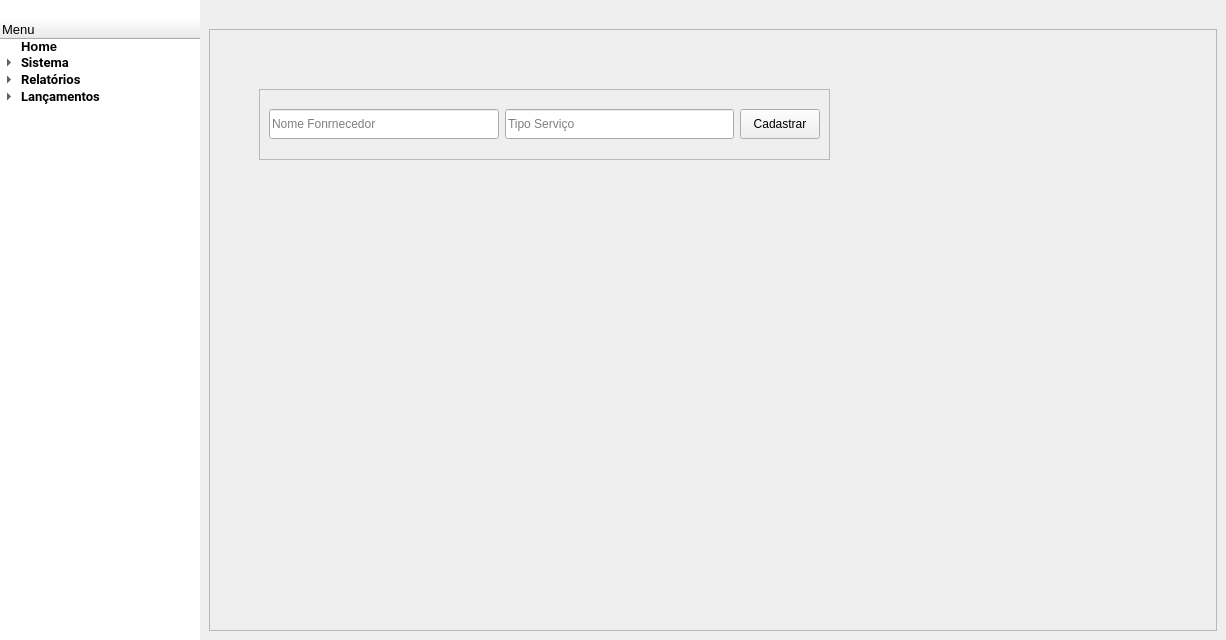
Old version of the form main.ui in the repository JadersonSousa/nazContas.
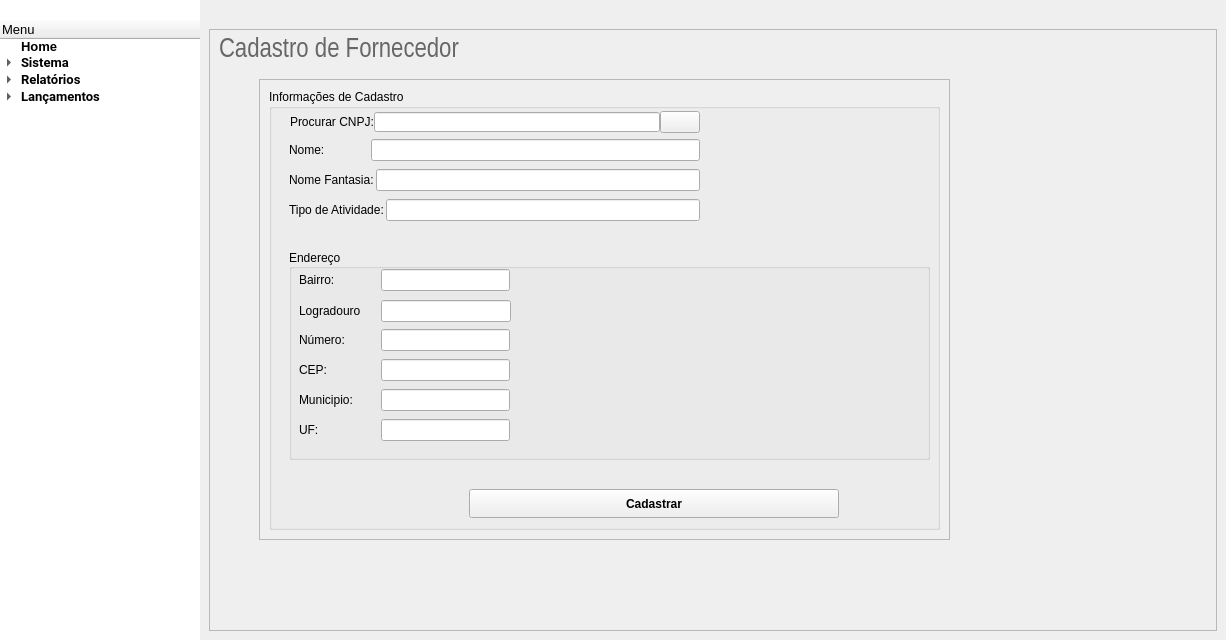
New version of the form. The open tabs and pages were chosen to show the change. Icons and pictures are not drawn.

```diff
--- a/main.ui
+++ b/main.ui
@@ -979,9 +979,9 @@
               <property name="geometry">
                <rect>
                 <x>50</x>
-                <y>60</y>
-                <width>571</width>
-                <height>71</height>
+                <y>50</y>
+                <width>691</width>
+                <height>461</height>
                </rect>
               </property>
               <property name="frameShape">
@@ -992,46 +992,436 @@
               </property>
               <layout class="QHBoxLayout" name="horizontalLayout_7">
                <item>
-                <widget class="QLineEdit" name="lineEdit_2">
-                 <property name="maximumSize">
-                  <size>
-                   <width>16777215</width>
-                   <height>30</height>
-                  </size>
+                <widget class="QGroupBox" name="groupBox_2">
+                 <property name="title">
+                  <string>Informações de Cadastro</string>
                  </property>
-                 <property name="placeholderText">
-                  <string>Nome Fonrnecedor</string>
+                 <property name="flat">
+                  <bool>true</bool>
                  </property>
-                </widget>
-               </item>
-               <item>
-                <widget class="QLineEdit" name="lineEdit">
-                 <property name="maximumSize">
-                  <size>
-                   <width>16777215</width>
-                   <height>30</height>
-                  </size>
-                 </property>
-                 <property name="placeholderText">
-                  <string>Tipo Serviço</string>
-                 </property>
-                </widget>
-               </item>
-               <item>
-                <widget class="QPushButton" name="pushButton_2">
-                 <property name="maximumSize">
-                  <size>
-                   <width>16777215</width>
-                   <height>30</height>
-                  </size>
-                 </property>
-                 <property name="text">
-                  <string>Cadastrar</string>
-                 </property>
+                 <widget class="QPushButton" name="btnCadastroFrn">
+                  <property name="geometry">
+                   <rect>
+                    <x>200</x>
+                    <y>400</y>
+                    <width>370</width>
+                    <height>29</height>
+                   </rect>
+                  </property>
+                  <property name="font">
+                   <font>
+                    <weight>75</weight>
+                    <bold>true</bold>
+                   </font>
+                  </property>
+                  <property name="cursor">
+                   <cursorShape>PointingHandCursor</cursorShape>
+                  </property>
+                  <property name="text">
+                   <string>Cadastrar</string>
+                  </property>
+                 </widget>
+                 <widget class="QGroupBox" name="groupBox_3">
+                  <property name="geometry">
+                   <rect>
+                    <x>20</x>
+                    <y>160</y>
+                    <width>641</width>
+                    <height>211</height>
+                   </rect>
+                  </property>
+                  <property name="font">
+                   <font>
+                    <weight>50</weight>
+                    <bold>false</bold>
+                   </font>
+                  </property>
+                  <property name="title">
+                   <string>Endereço</string>
+                  </property>
+                  <property name="alignment">
+                   <set>Qt::AlignLeading|Qt::AlignLeft|Qt::AlignVCenter</set>
+                  </property>
+                  <property name="flat">
+                   <bool>false</bool>
+                  </property>
+                  <property name="checkable">
+                   <bool>false</bool>
+                  </property>
+                  <widget class="QWidget" name="layoutWidget">
+                   <property name="geometry">
+                    <rect>
+                     <x>10</x>
+                     <y>20</y>
+                     <width>211</width>
+                     <height>22</height>
+                    </rect>
+                   </property>
+                   <layout class="QHBoxLayout" name="horizontalLayout_22">
+                    <property name="spacing">
+                     <number>2</number>
+                    </property>
+                    <item>
+                     <widget class="QLabel" name="label_19">
+                      <property name="minimumSize">
+                       <size>
+                        <width>80</width>
+                        <height>0</height>
+                       </size>
+                      </property>
+                      <property name="text">
+                       <string>Bairro:</string>
+                      </property>
+                     </widget>
+                    </item>
+                    <item>
+                     <widget class="QLineEdit" name="input_bairro_fornecedor"/>
+                    </item>
+                   </layout>
+                  </widget>
+                  <widget class="QWidget" name="layoutWidget">
+                   <property name="geometry">
+                    <rect>
+                     <x>10</x>
+                     <y>50</y>
+                     <width>212</width>
+                     <height>24</height>
+                    </rect>
+                   </property>
+                   <layout class="QHBoxLayout" name="horizontalLayout_23">
+                    <property name="spacing">
+                     <number>2</number>
+                    </property>
+                    <item>
+                     <widget class="QLabel" name="label_20">
+                      <property name="minimumSize">
+                       <size>
+                        <width>80</width>
+                        <height>0</height>
+                       </size>
+                      </property>
+                      <property name="text">
+                       <string>Logradouro</string>
+                      </property>
+                     </widget>
+                    </item>
+                    <item>
+                     <widget class="QLineEdit" name="input_logradouro_forncedor"/>
+                    </item>
+                   </layout>
+                  </widget>
+                  <widget class="QWidget" name="layoutWidget">
+                   <property name="geometry">
+                    <rect>
+                     <x>10</x>
+                     <y>80</y>
+                     <width>211</width>
+                     <height>22</height>
+                    </rect>
+                   </property>
+                   <layout class="QHBoxLayout" name="horizontalLayout_21">
+                    <property name="spacing">
+                     <number>2</number>
+                    </property>
+                    <item>
+                     <widget class="QLabel" name="label_18">
+                      <property name="minimumSize">
+                       <size>
+                        <width>80</width>
+                        <height>0</height>
+                       </size>
+                      </property>
+                      <property name="text">
+                       <string>Número:</string>
+                      </property>
+                     </widget>
+                    </item>
+                    <item>
+                     <widget class="QLineEdit" name="input_num_fornecedor"/>
+                    </item>
+                   </layout>
+                  </widget>
+                  <widget class="QWidget" name="layoutWidget">
+                   <property name="geometry">
+                    <rect>
+                     <x>10</x>
+                     <y>110</y>
+                     <width>211</width>
+                     <height>22</height>
+                    </rect>
+                   </property>
+                   <layout class="QHBoxLayout" name="horizontalLayout_20">
+                    <property name="spacing">
+                     <number>2</number>
+                    </property>
+                    <item>
+                     <widget class="QLabel" name="label_17">
+                      <property name="minimumSize">
+                       <size>
+                        <width>80</width>
+                        <height>0</height>
+                       </size>
+                      </property>
+                      <property name="text">
+                       <string>CEP:</string>
+                      </property>
+                     </widget>
+                    </item>
+                    <item>
+                     <widget class="QLineEdit" name="input_cep_fornecedor"/>
+                    </item>
+                   </layout>
+                  </widget>
+                  <widget class="QWidget" name="layoutWidget">
+                   <property name="geometry">
+                    <rect>
+                     <x>10</x>
+                     <y>140</y>
+                     <width>211</width>
+                     <height>22</height>
+                    </rect>
+                   </property>
+                   <layout class="QHBoxLayout" name="horizontalLayout_24">
+                    <property name="spacing">
+                     <number>2</number>
+                    </property>
+                    <item>
+                     <widget class="QLabel" name="label_21">
+                      <property name="minimumSize">
+                       <size>
+                        <width>80</width>
+                        <height>0</height>
+                       </size>
+                      </property>
+                      <property name="text">
+                       <string>Municipio:</string>
+                      </property>
+                     </widget>
+                    </item>
+                    <item>
+                     <widget class="QLineEdit" name="input_munic_fornecedor"/>
+                    </item>
+                   </layout>
+                  </widget>
+                  <widget class="QWidget" name="layoutWidget">
+                   <property name="geometry">
+                    <rect>
+                     <x>10</x>
+                     <y>170</y>
+                     <width>211</width>
+                     <height>22</height>
+                    </rect>
+                   </property>
+                   <layout class="QHBoxLayout" name="horizontalLayout_25">
+                    <property name="spacing">
+                     <number>2</number>
+                    </property>
+                    <item>
+                     <widget class="QLabel" name="label_22">
+                      <property name="minimumSize">
+                       <size>
+                        <width>80</width>
+                        <height>0</height>
+                       </size>
+                      </property>
+                      <property name="text">
+                       <string>UF:</string>
+                      </property>
+                     </widget>
+                    </item>
+                    <item>
+                     <widget class="QLineEdit" name="input_uf_fornecedor"/>
+                    </item>
+                   </layout>
+                  </widget>
+                 </widget>
+                 <widget class="QWidget" name="layoutWidget">
+                  <property name="geometry">
+                   <rect>
+                    <x>20</x>
+                    <y>20</y>
+                    <width>411</width>
+                    <height>26</height>
+                   </rect>
+                  </property>
+                  <layout class="QHBoxLayout" name="horizontalLayout_16" stretch="0,0,0">
+                   <property name="spacing">
+                    <number>0</number>
+                   </property>
+                   <property name="leftMargin">
+                    <number>1</number>
+                   </property>
+                   <property name="rightMargin">
+                    <number>0</number>
+                   </property>
+                   <item>
+                    <widget class="QLabel" name="label_13">
+                     <property name="minimumSize">
+                      <size>
+                       <width>80</width>
+                       <height>0</height>
+                      </size>
+                     </property>
+                     <property name="text">
+                      <string>Procurar CNPJ:</string>
+                     </property>
+                    </widget>
+                   </item>
+                   <item>
+                    <widget class="QLineEdit" name="input_cnpj_fornecedor">
+                     <property name="maximumSize">
+                      <size>
+                       <width>16777215</width>
+                       <height>20</height>
+                      </size>
+                     </property>
+                     <property name="layoutDirection">
+                      <enum>Qt::LeftToRight</enum>
+                     </property>
+                     <property name="maxLength">
+                      <number>14</number>
+                     </property>
+                    </widget>
+                   </item>
+                   <item>
+                    <widget class="QPushButton" name="btn_procurar_cnpj">
+                     <property name="maximumSize">
+                      <size>
+                       <width>16777215</width>
+                       <height>22</height>
+                      </size>
+                     </property>
+                     <property name="text">
+                      <string/>
+                     </property>
+                     <property name="icon">
+                      <iconset resource="resource_rc.qrc">
+                       <normaloff>:/icon/icon/setLupa.png</normaloff>:/icon/icon/setLupa.png</iconset>
+                     </property>
+                    </widget>
+                   </item>
+                  </layout>
+                 </widget>
+                 <widget class="QWidget" name="layoutWidget">
+                  <property name="geometry">
+                   <rect>
+                    <x>20</x>
+                    <y>50</y>
+                    <width>411</width>
+                    <height>22</height>
+                   </rect>
+                  </property>
+                  <layout class="QHBoxLayout" name="horizontalLayout_17">
+                   <property name="spacing">
+                    <number>2</number>
+                   </property>
+                   <item>
+                    <widget class="QLabel" name="label_14">
+                     <property name="minimumSize">
+                      <size>
+                       <width>80</width>
+                       <height>0</height>
+                      </size>
+                     </property>
+                     <property name="text">
+                      <string>Nome:</string>
+                     </property>
+                    </widget>
+                   </item>
+                   <item>
+                    <widget class="QLineEdit" name="input_nome_fornecedor"/>
+                   </item>
+                  </layout>
+                 </widget>
+                 <widget class="QWidget" name="layoutWidget">
+                  <property name="geometry">
+                   <rect>
+                    <x>20</x>
+                    <y>80</y>
+                    <width>411</width>
+                    <height>22</height>
+                   </rect>
+                  </property>
+                  <layout class="QHBoxLayout" name="horizontalLayout_18">
+                   <property name="spacing">
+                    <number>2</number>
+                   </property>
+                   <item>
+                    <widget class="QLabel" name="label_15">
+                     <property name="minimumSize">
+                      <size>
+                       <width>80</width>
+                       <height>0</height>
+                      </size>
+                     </property>
+                     <property name="text">
+                      <string>Nome Fantasia:</string>
+                     </property>
+                    </widget>
+                   </item>
+                   <item>
+                    <widget class="QLineEdit" name="input_nmFantasia_forncedor"/>
+                   </item>
+                  </layout>
+                 </widget>
+                 <widget class="QWidget" name="layoutWidget">
+                  <property name="geometry">
+                   <rect>
+                    <x>20</x>
+                    <y>110</y>
+                    <width>411</width>
+                    <height>22</height>
+                   </rect>
+                  </property>
+                  <layout class="QHBoxLayout" name="horizontalLayout_19">
+                   <property name="spacing">
+                    <number>2</number>
+                   </property>
+                   <item>
+                    <widget class="QLabel" name="label_16">
+                     <property name="minimumSize">
+                      <size>
+                       <width>80</width>
+                       <height>0</height>
+                      </size>
+                     </property>
+                     <property name="text">
+                      <string>Tipo de Atividade:</string>
+                     </property>
+                    </widget>
+                   </item>
+                   <item>
+                    <widget class="QLineEdit" name="input_tipo_atv"/>
+                   </item>
+                  </layout>
+                 </widget>
                 </widget>
                </item>
               </layout>
              </widget>
+             <widget class="QLabel" name="label_2">
+              <property name="geometry">
+               <rect>
+                <x>10</x>
+                <y>0</y>
+                <width>301</width>
+                <height>41</height>
+               </rect>
+              </property>
+              <property name="font">
+               <font>
+                <family>Arial Narrow</family>
+                <pointsize>20</pointsize>
+                <italic>false</italic>
+               </font>
+              </property>
+              <property name="styleSheet">
+               <string notr="true">color: rgb(103, 103, 103);</string>
+              </property>
+              <property name="text">
+               <string>Cadastro de Fornecedor</string>
+              </property>
+             </widget>
             </widget>
            </item>
           </layout>
```
Left out of the diff: 229 changed lines with no effect on the pictures.
